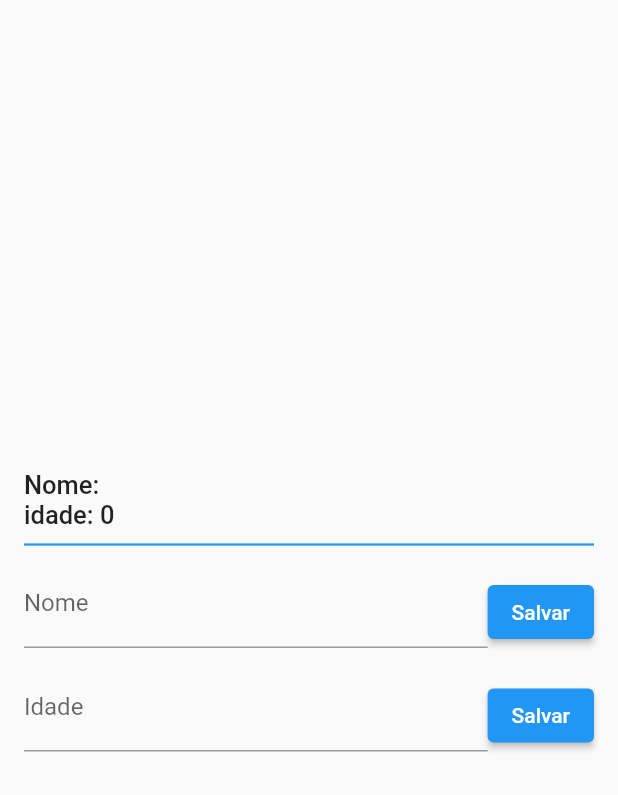
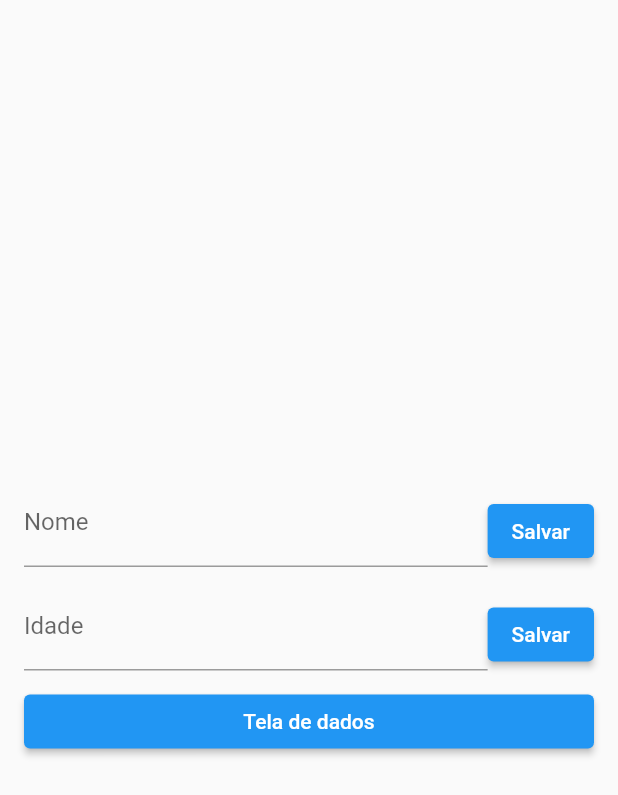
Before and after one commit to aloisiomartinez/getx_flutter_study, a Flutter app: the screen it shows after launch, on a phone screen of 412 x 824 dp. Shown: the top 795 px of the screen. Run offline on Flutter 3.47's test engine with Material 2 defaults, Android fonts, the phone set to English and light mode, and no system bars; our stand-ins replace get.

Commit message:
depency injection

```diff
--- /dev/null
+++ b/lib/dependency_injection.dart
@@ -0,0 +1,131 @@
+import 'package:flutter/material.dart';
+import 'package:get/get.dart';
+import 'package:getx_app_test/user_controller.dart';
+
+class DependencyInjection extends StatelessWidget {
+  DependencyInjection({Key? key}) : super(key: key);
+
+  final nameController = TextEditingController();
+  final ageController = TextEditingController();
+
+  final userController = Get.find<UserController>();
+
+  @override
+  Widget build(BuildContext context) {
+    return Scaffold(
+      body: Padding(
+        padding: const EdgeInsets.all(16),
+        child: Column(
+          mainAxisAlignment: MainAxisAlignment.center,
+          crossAxisAlignment: CrossAxisAlignment.stretch,
+          children: [
+            Row(
+              crossAxisAlignment: CrossAxisAlignment.end,
+              children: [
+                // Campo de nome
+                Expanded(
+                  child: TextField(
+                    controller: nameController,
+                    decoration: const InputDecoration(
+                      labelText: 'Nome',
+                    ),
+                  ),
+                ),
+
+                // Botão para salvar o nome
+                ElevatedButton(
+                  onPressed: () {
+                    userController.setUserName(nameController.text);
+                  },
+                  child: const Text('Salvar'),
+                ),
+              ],
+            ),
+
+            // Espaçamento
+            const SizedBox(height: 10),
+
+            Row(
+              crossAxisAlignment: CrossAxisAlignment.end,
+              children: [
+                // Campo de idade
+                Expanded(
+                  child: TextField(
+                    controller: ageController,
+                    decoration: const InputDecoration(
+                      labelText: 'Idade',
+                    ),
+                  ),
+                ),
+
+                // Botão para salvar a idade
+                ElevatedButton(
+                  onPressed: () {
+                    userController.setUserAge(int.parse(ageController.text));
+                  },
+                  child: const Text('Salvar'),
+                ),
+              ],
+            ),
+
+            // Espaçamento
+            const SizedBox(height: 10),
+
+            ElevatedButton(
+              onPressed: () {
+                Navigator.of(context).push(
+                  MaterialPageRoute(
+                    builder: (context) {
+                      return DataScreen();
+                    },
+                  ),
+                );
+              },
+              child: const Text('Tela de dados'),
+            ),
+          ],
+        ),
+      ),
+    );
+  }
+}
+
+class DataScreen extends StatelessWidget {
+  DataScreen({
+    Key? key,
+  }) : super(key: key);
+
+  final UserController controller = Get.find();
+
+  TextStyle commonStyle() => const TextStyle(
+        fontSize: 20,
+        fontWeight: FontWeight.w700,
+      );
+
+  @override
+  Widget build(BuildContext context) {
+    return Scaffold(
+      appBar: AppBar(
+        title: const Text('Dados'),
+      ),
+      body: Center(
+        child: Column(
+          mainAxisSize: MainAxisSize.min,
+          children: [
+            // Apresentação do nome
+            Text(
+              'Nome: ${controller.user.value.name}',
+              style: commonStyle(),
+            ),
+
+            // Apresentação da idade
+            Text(
+              'idade: ',
+              style: commonStyle(),
+            ),
+          ],
+        ),
+      ),
+    );
+  }
+}
--- a/lib/main.dart
+++ b/lib/main.dart
@@ -1,9 +1,14 @@
 import 'package:flutter/material.dart';
 import 'package:get/get.dart';
-import 'package:getx_app_test/test.dart';
+import 'package:getx_app_test/user_controller.dart';
 import 'package:getx_app_test/value_controller.dart';
 
+import 'dependency_injection.dart';
+
 void main() {
+  Get.put<UserController>(UserController());
+
+  Get.lazyPut<UserController>(() => UserController());
   runApp(const MyApp());
 }
 
@@ -17,7 +22,7 @@ class MyApp extends StatelessWidget {
         theme: ThemeData(
           primarySwatch: Colors.blue,
         ),
-        home: TestPage());
+        home: DependencyInjection());
   }
 }
 
```
